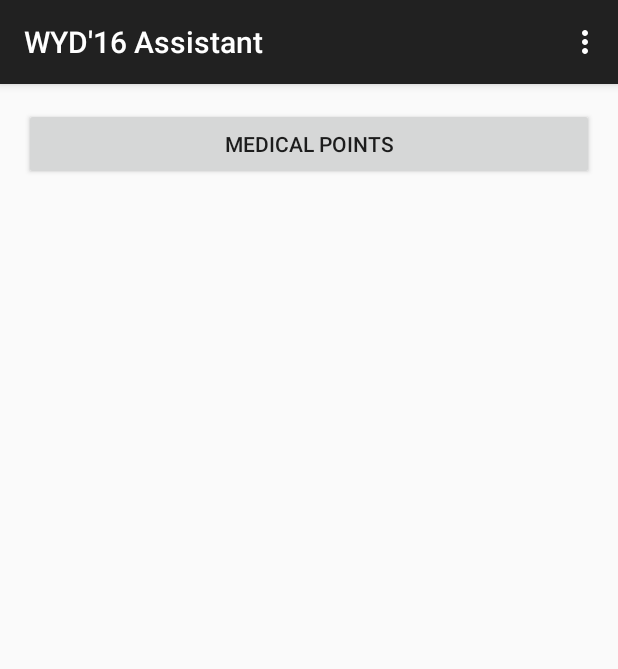
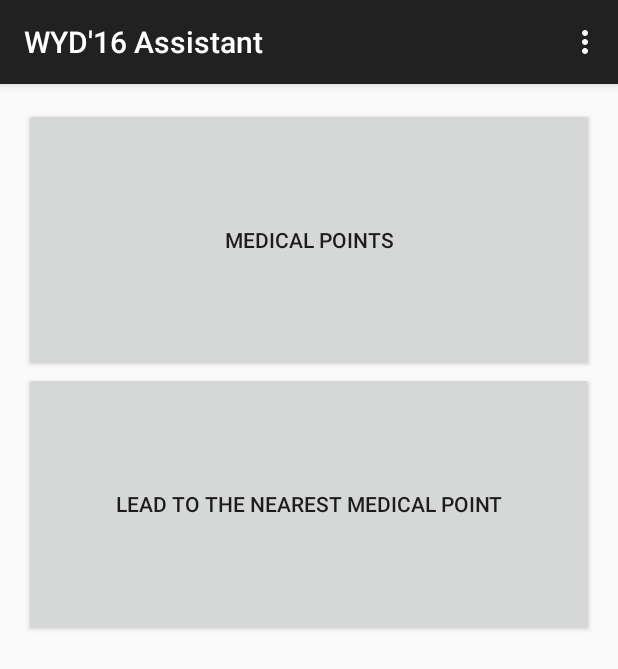
Before and after one commit to kinim/sdm, an Android app: the screen it shows after launch (MainActivity), on a phone screen of 412 x 824 dp. Shown: the top 669 px of the screen. Run offline under Robolectric (Android 15) with nearby library versions, the phone set to English and light mode, and no system bars.

```diff
--- a/sdm/src/main/java/pl/hackatheon/sdm/MainActivity.java
+++ b/sdm/src/main/java/pl/hackatheon/sdm/MainActivity.java
@@ -38,9 +38,12 @@ public class MainActivity extends AppCompatActivity {
         return super.onOptionsItemSelected(item);
     }
 
-    @SuppressWarnings("unused")
     public void startMapActivity(View view) {
         Intent intent = new Intent(this, MedicalPointsMapsActivity.class);
         startActivity(intent);
     }
+
+    public void startLeadActivity(View view) {
+//todo:
+    }
 }
--- a/sdm/src/main/java/pl/hackatheon/sdm/medical_points/util/MarkerUtils.java
+++ b/sdm/src/main/java/pl/hackatheon/sdm/medical_points/util/MarkerUtils.java
@@ -20,7 +20,7 @@ public class MarkerUtils {
 
     public static List<MedicalPoint> createChildrenMedicalPoints() {
         List<MedicalPoint> medicalPoints = new ArrayList<>();
-        medicalPoints.add(new MedicalPoint(new LatLng(50.011377, 20.000529), "Szpitalny oddział ratunkowy uniwersyteckiego szpitala dziecięcego", "Wielicka 265\t"));
+        medicalPoints.add(new MedicalPoint(new LatLng(50.011377, 20.000529), "Szpitalny oddział ratunkowy uniwersyteckiego szpitala dziecięcego", "Wielicka 265\t12 658 20 11"));
         return medicalPoints;
     }
 }
--- a/sdm/src/main/res/layout/activity_main.xml
+++ b/sdm/src/main/res/layout/activity_main.xml
@@ -11,15 +11,53 @@
     <TextView
             android:layout_width="wrap_content"
             android:layout_height="wrap_content"/>
-    <LinearLayout
+    <TableLayout
+            android:layout_width="fill_parent"
+            android:layout_height="fill_parent"
+            android:stretchColumns="*"
+            android:weightSum="5">
+
+        <TableRow
+                android:id="@+id/tableRow1"
+                android:layout_width="wrap_content"
+                android:layout_height="fill_parent"
+                android:layout_weight="1">
+
+            <Button
+                    android:layout_width="wrap_content"
+                    android:layout_height="fill_parent"
+                    android:text="@string/med_points"
+                    android:onClick="startMapActivity"/>
+        </TableRow>
+
+        <TableRow
+                android:layout_width="wrap_content"
+                android:layout_height="fill_parent"
+                android:layout_weight="1">
+
+            <Button
+                    android:layout_width="wrap_content"
+                    android:layout_height="fill_parent"
+                    android:text="@string/lead_to_med_points"
+                    android:onClick="startLeadActivity"/>
+        </TableRow>
+    </TableLayout>
+
+    <!--<LinearLayout
             android:layout_width="match_parent"
             android:layout_height="wrap_content">
         <Button
-                android:layout_width="0dp"
+                android:layout_width="fill_parent"
                 android:layout_height="wrap_content"
                 android:layout_weight=".70"
                 android:text="@string/med_points"
                 android:onClick="startMapActivity"/>
-    </LinearLayout>
+        <Button
+                android:layout_width="fill_parent"
+                android:layout_height="wrap_content"
+                android:layout_weight=".70"
+                android:text="@string/lead_to_med_points"
+                android:onClick="startLeadActivity"/>
+    </LinearLayout>-->
 
 </RelativeLayout>
--- a/sdm/src/main/res/values/strings.xml
+++ b/sdm/src/main/res/values/strings.xml
@@ -3,4 +3,5 @@
     <string name="action_settings">Settings</string>
     <string name="title_activity_maps">Map</string>
     <string name="med_points">Medical points</string>
+    <string name="lead_to_med_points">Lead to the nearest medical point</string>
 </resources>
```
Also changed, not shown: sdm/src/main/res/drawable/baby_svg.png.
